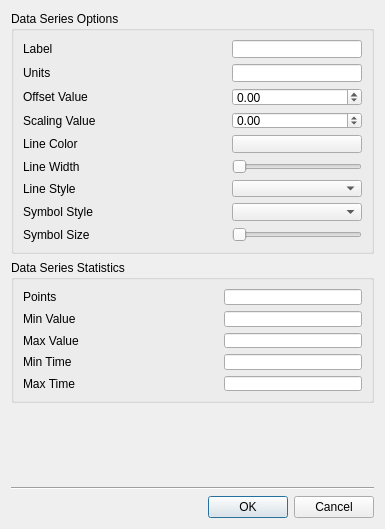
SchrodingersGat/lumberjack, file ui/curve_editor_dialog.ui: the form before one commit.
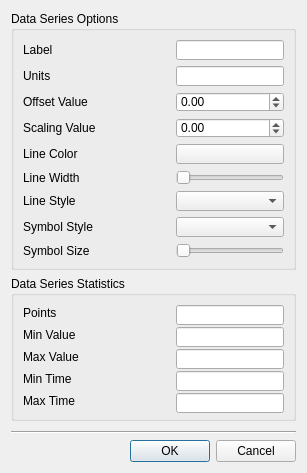
The form after the commit.

Patch:
```diff
--- a/ui/curve_editor_dialog.ui
+++ b/ui/curve_editor_dialog.ui
@@ -6,8 +6,8 @@
    <rect>
     <x>0</x>
     <y>0</y>
-    <width>385</width>
-    <height>529</height>
+    <width>303</width>
+    <height>473</height>
    </rect>
   </property>
   <property name="windowTitle">
@@ -31,8 +31,8 @@
     <widget class="QGroupBox" name="groupBox_2">
      <property name="minimumSize">
       <size>
-       <width>100</width>
-       <height>100</height>
+       <width>285</width>
+       <height>259</height>
       </size>
      </property>
      <property name="title">
@@ -40,7 +40,14 @@
      </property>
      <layout class="QGridLayout" name="gridLayout_3">
       <item row="1" column="2">
-       <widget class="QLineEdit" name="units_text"/>
+       <widget class="QLineEdit" name="units_text">
+        <property name="minimumSize">
+         <size>
+          <width>0</width>
+          <height>20</height>
+         </size>
+        </property>
+       </widget>
       </item>
       <item row="1" column="0">
        <widget class="QLabel" name="label_2">
@@ -54,6 +61,12 @@
         <property name="enabled">
          <bool>true</bool>
         </property>
+        <property name="minimumSize">
+         <size>
+          <width>0</width>
+          <height>20</height>
+         </size>
+        </property>
        </widget>
       </item>
       <item row="2" column="0">
@@ -65,6 +78,12 @@
       </item>
       <item row="3" column="2">
        <widget class="QDoubleSpinBox" name="scaling">
+        <property name="minimumSize">
+         <size>
+          <width>0</width>
+          <height>20</height>
+         </size>
+        </property>
         <property name="minimum">
          <double>-1000.000000000000000</double>
         </property>
@@ -85,7 +104,7 @@
         <property name="minimumSize">
          <size>
           <width>100</width>
-          <height>0</height>
+          <height>20</height>
          </size>
         </property>
        </widget>
@@ -112,6 +131,12 @@
       </item>
       <item row="4" column="2">
        <widget class="QPushButton" name="line_color">
+        <property name="minimumSize">
+         <size>
+          <width>0</width>
+          <height>20</height>
+         </size>
+        </property>
         <property name="text">
          <string/>
         </property>
@@ -156,6 +181,12 @@
         <property name="enabled">
          <bool>true</bool>
         </property>
+        <property name="minimumSize">
+         <size>
+          <width>0</width>
+          <height>20</height>
+         </size>
+        </property>
        </widget>
       </item>
       <item row="3" column="0">
@@ -167,6 +198,12 @@
       </item>
       <item row="2" column="2">
        <widget class="QDoubleSpinBox" name="offset">
+        <property name="minimumSize">
+         <size>
+          <width>0</width>
+          <height>20</height>
+         </size>
+        </property>
         <property name="minimum">
          <double>-100000.000000000000000</double>
         </property>
@@ -204,7 +241,7 @@
      <property name="minimumSize">
       <size>
        <width>0</width>
-       <height>100</height>
+       <height>145</height>
       </size>
      </property>
      <property name="title">
@@ -220,6 +257,12 @@
       </item>
       <item row="0" column="2">
        <widget class="QLineEdit" name="nPoints">
+        <property name="minimumSize">
+         <size>
+          <width>0</width>
+          <height>20</height>
+         </size>
+        </property>
         <property name="alignment">
          <set>Qt::AlignCenter</set>
         </property>
@@ -271,6 +314,12 @@
       </item>
       <item row="1" column="2">
        <widget class="QLineEdit" name="minValue">
+        <property name="minimumSize">
+         <size>
+          <width>0</width>
+          <height>20</height>
+         </size>
+        </property>
         <property name="alignment">
          <set>Qt::AlignCenter</set>
         </property>
@@ -281,6 +330,12 @@
       </item>
       <item row="2" column="2">
        <widget class="QLineEdit" name="maxValue">
+        <property name="minimumSize">
+         <size>
+          <width>0</width>
+          <height>20</height>
+         </size>
+        </property>
         <property name="alignment">
          <set>Qt::AlignCenter</set>
         </property>
@@ -291,6 +346,12 @@
       </item>
       <item row="4" column="2">
        <widget class="QLineEdit" name="maxTime">
+        <property name="minimumSize">
+         <size>
+          <width>0</width>
+          <height>20</height>
+         </size>
+        </property>
         <property name="alignment">
          <set>Qt::AlignCenter</set>
         </property>
@@ -301,6 +362,12 @@
       </item>
       <item row="3" column="2">
        <widget class="QLineEdit" name="minTime">
+        <property name="minimumSize">
+         <size>
+          <width>0</width>
+          <height>20</height>
+         </size>
+        </property>
         <property name="alignment">
          <set>Qt::AlignCenter</set>
         </property>
```
